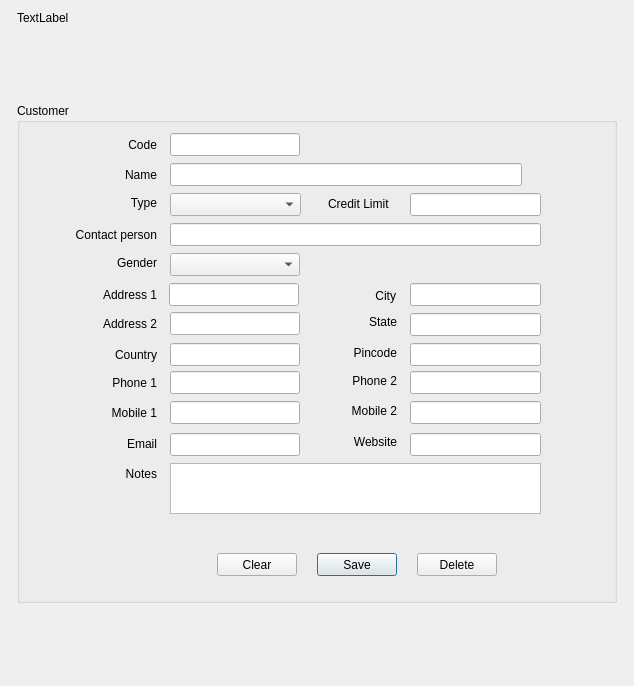
Above: src/customerform.ui from thamizha/angadi before the change. Below: the same form after it.
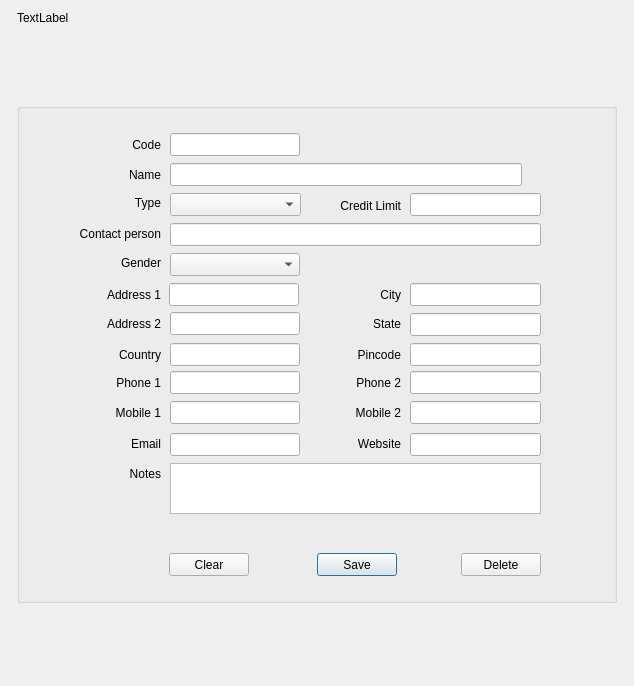
That is the form after the change.

Commit message: Form label size increased for multi-language support

```diff
--- a/src/customerform.ui
+++ b/src/customerform.ui
@@ -78,12 +78,12 @@
           </size>
          </property>
          <property name="title">
-          <string>Customer</string>
+          <string/>
          </property>
          <widget class="QPushButton" name="pushButtonDelete">
           <property name="geometry">
            <rect>
-            <x>400</x>
+            <x>444</x>
             <y>450</y>
             <width>80</width>
             <height>23</height>
@@ -116,9 +116,9 @@
          <widget class="QLabel" name="label_19">
           <property name="geometry">
            <rect>
-            <x>40</x>
+            <x>24</x>
             <y>361</y>
-            <width>100</width>
+            <width>120</width>
             <height>20</height>
            </rect>
           </property>
@@ -148,10 +148,10 @@
          <widget class="QLabel" name="label_4">
           <property name="geometry">
            <rect>
-            <x>311</x>
+            <x>291</x>
             <y>93</y>
-            <width>71</width>
-            <height>16</height>
+            <width>93</width>
+            <height>20</height>
            </rect>
           </property>
           <property name="layoutDirection">
@@ -160,6 +160,9 @@
           <property name="text">
            <string>Credit Limit</string>
           </property>
+          <property name="alignment">
+           <set>Qt::AlignRight|Qt::AlignTrailing|Qt::AlignVCenter</set>
+          </property>
           <property name="wordWrap">
            <bool>false</bool>
           </property>
@@ -170,7 +173,7 @@
           </property>
           <property name="geometry">
            <rect>
-            <x>200</x>
+            <x>152</x>
             <y>450</y>
             <width>80</width>
             <height>23</height>
@@ -186,9 +189,9 @@
          <widget class="QLabel" name="label_11">
           <property name="geometry">
            <rect>
-            <x>40</x>
+            <x>24</x>
             <y>242</y>
-            <width>100</width>
+            <width>120</width>
             <height>20</height>
            </rect>
           </property>
@@ -218,10 +221,10 @@
          <widget class="QLabel" name="label_8">
           <property name="geometry">
            <rect>
-            <x>319</x>
-            <y>185</y>
-            <width>60</width>
-            <height>15</height>
+            <x>291</x>
+            <y>182</y>
+            <width>93</width>
+            <height>20</height>
            </rect>
           </property>
           <property name="layoutDirection">
@@ -286,10 +289,10 @@
          <widget class="QLabel" name="label_5">
           <property name="geometry">
            <rect>
-            <x>40</x>
-            <y>122</y>
-            <width>100</width>
-            <height>20</height>
+            <x>13</x>
+            <y>116</y>
+            <width>131</width>
+            <height>30</height>
            </rect>
           </property>
           <property name="layoutDirection">
@@ -302,16 +305,16 @@
            <set>Qt::AlignRight|Qt::AlignTrailing|Qt::AlignVCenter</set>
           </property>
           <property name="wordWrap">
-           <bool>false</bool>
+           <bool>true</bool>
           </property>
          </widget>
          <widget class="QLabel" name="label_15">
           <property name="geometry">
            <rect>
-            <x>320</x>
+            <x>291</x>
             <y>300</y>
-            <width>60</width>
-            <height>15</height>
+            <width>93</width>
+            <height>20</height>
            </rect>
           </property>
           <property name="layoutDirection">
@@ -330,9 +333,9 @@
          <widget class="QLabel" name="label">
           <property name="geometry">
            <rect>
-            <x>40</x>
+            <x>24</x>
             <y>32</y>
-            <width>100</width>
+            <width>120</width>
             <height>20</height>
            </rect>
           </property>
@@ -375,9 +378,9 @@
          <widget class="QLabel" name="label_16">
           <property name="geometry">
            <rect>
-            <x>40</x>
+            <x>24</x>
             <y>300</y>
-            <width>100</width>
+            <width>120</width>
             <height>20</height>
            </rect>
           </property>
@@ -427,10 +430,10 @@
          <widget class="QLabel" name="label_13">
           <property name="geometry">
            <rect>
-            <x>320</x>
+            <x>291</x>
             <y>270</y>
-            <width>60</width>
-            <height>15</height>
+            <width>93</width>
+            <height>20</height>
            </rect>
           </property>
           <property name="layoutDirection">
@@ -469,9 +472,9 @@
          <widget class="QLabel" name="label_14">
           <property name="geometry">
            <rect>
-            <x>40</x>
+            <x>24</x>
             <y>270</y>
-            <width>100</width>
+            <width>120</width>
             <height>20</height>
            </rect>
           </property>
@@ -501,9 +504,9 @@
          <widget class="QLabel" name="label_6">
           <property name="geometry">
            <rect>
-            <x>40</x>
+            <x>24</x>
             <y>150</y>
-            <width>100</width>
+            <width>120</width>
             <height>20</height>
            </rect>
           </property>
@@ -533,10 +536,10 @@
          <widget class="QLabel" name="label_10">
           <property name="geometry">
            <rect>
-            <x>320</x>
+            <x>291</x>
             <y>211</y>
-            <width>60</width>
-            <height>15</height>
+            <width>93</width>
+            <height>20</height>
            </rect>
           </property>
           <property name="layoutDirection">
@@ -565,9 +568,9 @@
          <widget class="QLabel" name="label_2">
           <property name="geometry">
            <rect>
-            <x>40</x>
+            <x>24</x>
             <y>62</y>
-            <width>100</width>
+            <width>120</width>
             <height>20</height>
            </rect>
           </property>
@@ -587,10 +590,10 @@
          <widget class="QLabel" name="label_17">
           <property name="geometry">
            <rect>
-            <x>320</x>
+            <x>291</x>
             <y>331</y>
-            <width>60</width>
-            <height>15</height>
+            <width>93</width>
+            <height>20</height>
            </rect>
           </property>
           <property name="layoutDirection">
@@ -609,9 +612,9 @@
          <widget class="QLabel" name="label_18">
           <property name="geometry">
            <rect>
-            <x>40</x>
+            <x>24</x>
             <y>331</y>
-            <width>100</width>
+            <width>120</width>
             <height>20</height>
            </rect>
           </property>
@@ -631,9 +634,9 @@
          <widget class="QLabel" name="label_3">
           <property name="geometry">
            <rect>
-            <x>40</x>
+            <x>24</x>
             <y>90</y>
-            <width>100</width>
+            <width>120</width>
             <height>20</height>
            </rect>
           </property>
@@ -663,9 +666,9 @@
          <widget class="QLabel" name="label_7">
           <property name="geometry">
            <rect>
-            <x>40</x>
+            <x>24</x>
             <y>182</y>
-            <width>100</width>
+            <width>120</width>
             <height>20</height>
            </rect>
           </property>
@@ -685,9 +688,9 @@
          <widget class="QLabel" name="label_9">
           <property name="geometry">
            <rect>
-            <x>40</x>
+            <x>24</x>
             <y>211</y>
-            <width>100</width>
+            <width>120</width>
             <height>20</height>
            </rect>
           </property>
@@ -717,10 +720,10 @@
          <widget class="QLabel" name="label_12">
           <property name="geometry">
            <rect>
-            <x>320</x>
+            <x>291</x>
             <y>242</y>
-            <width>60</width>
-            <height>15</height>
+            <width>93</width>
+            <height>20</height>
            </rect>
           </property>
           <property name="layoutDirection">
```
The commit also changes 3 other files.
